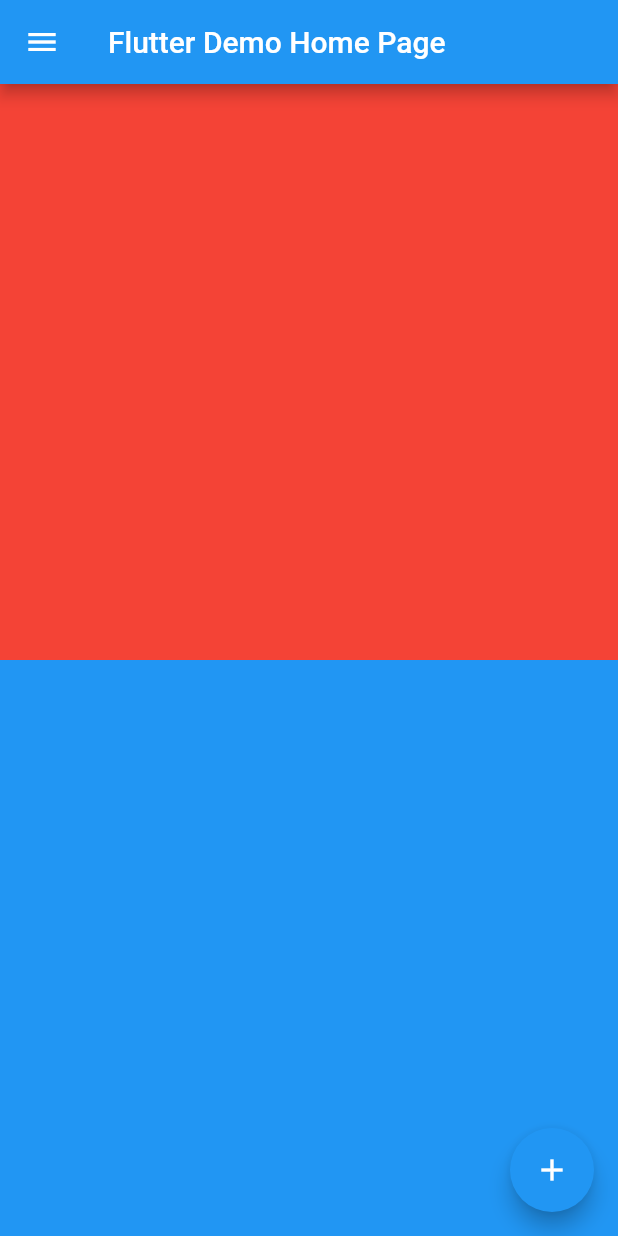
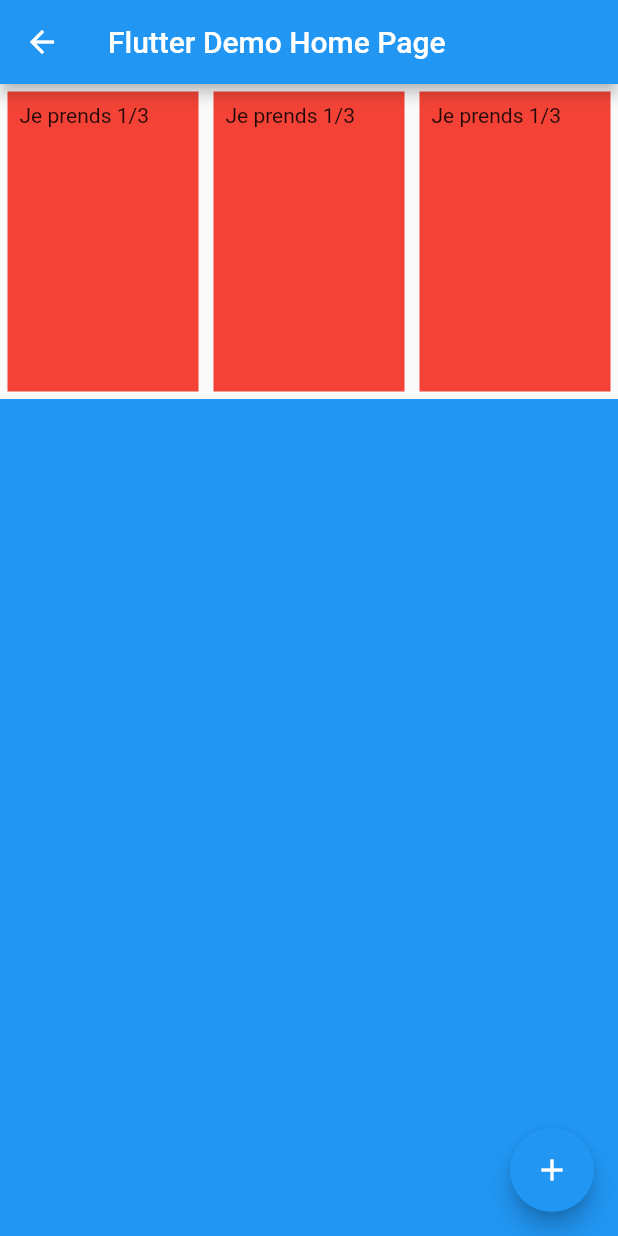
Before and after one commit to IlyassChraibi/Flutter_intra_ex1, a Flutter app: the screen it shows after launch, on a phone screen of 412 x 824 dp. Run offline on Flutter 3.47's test engine with Material 2 defaults, Android fonts, the phone set to English and light mode, and no system bars.

Commit message:
icone main

```diff
--- a/lib/main.dart
+++ b/lib/main.dart
@@ -29,14 +29,19 @@ class MyHomePage extends StatefulWidget {
   @override
   State<MyHomePage> createState() => _MyHomePageState();
 }
+var scaffoldKey = GlobalKey<ScaffoldState>();
 
 class _MyHomePageState extends State<MyHomePage> {
-
   @override
   Widget build(BuildContext context) {
     return Scaffold(
+      key:scaffoldKey,
       appBar: AppBar(
         title: Text(widget.title),
+        leading: IconButton(
+          icon: Icon(Icons.arrow_back), onPressed: () {scaffoldKey.currentState?.openDrawer();},
+          tooltip: MaterialLocalizations.of(context).openAppDrawerTooltip,
+        ),
       ),
       drawer: Drawer(
         // Add a ListView to the drawer. This ensures the user can scroll
@@ -71,13 +76,59 @@ class _MyHomePageState extends State<MyHomePage> {
       ),
       body: Column(
           children: <Widget>[
-            Expanded(
+            Row(
+              children: [
+                Expanded(
+                    flex: 1,
+                    child:
+                    Container(
+                      margin: EdgeInsets.all(5),  // Ca prend un container pour les bordures et les marges
+                      width: double.infinity,
+                      height: 200,
+                      color: Colors.red,
+                      child: const Padding(             // Le padding se fait en encapsulant dans le widget Padding
+                        padding: EdgeInsets.all(8.0),
+                        child: Text("Je prends 1/3"),
+                      ),
+                    )
+                ),
+                Expanded(
+                    flex: 1,
+                    child:
+                    Container(
+                      margin: EdgeInsets.all(5),  // Ca prend un container pour les bordures et les marges
+                      width: double.infinity,
+                      height: 200,
+                      color: Colors.red,
+                      child: const Padding(             // Le padding se fait en encapsulant dans le widget Padding
+                        padding: EdgeInsets.all(8.0),
+                        child: Text("Je prends 1/3"),
+                      ),
+                    )
+                ),
+                Expanded(
+                    flex: 1,
+                    child:
+                    Container(
+                      margin: EdgeInsets.all(5),  // Ca prend un container pour les bordures et les marges
+                      width: double.infinity,
+                      height: 200,
+                      color: Colors.red,
+                      child: const Padding(             // Le padding se fait en encapsulant dans le widget Padding
+                        padding: EdgeInsets.all(8.0),
+                        child: Text("Je prends 1/3"),
+                      ),
+                    )
+                )
+              ],
+            ),
+            /*Expanded(
               flex: 1,
               child:
               Container(
               color: Colors.red,
               ),
-            ),
+            ),*/
             Expanded(
               flex: 1,
               child:
```
